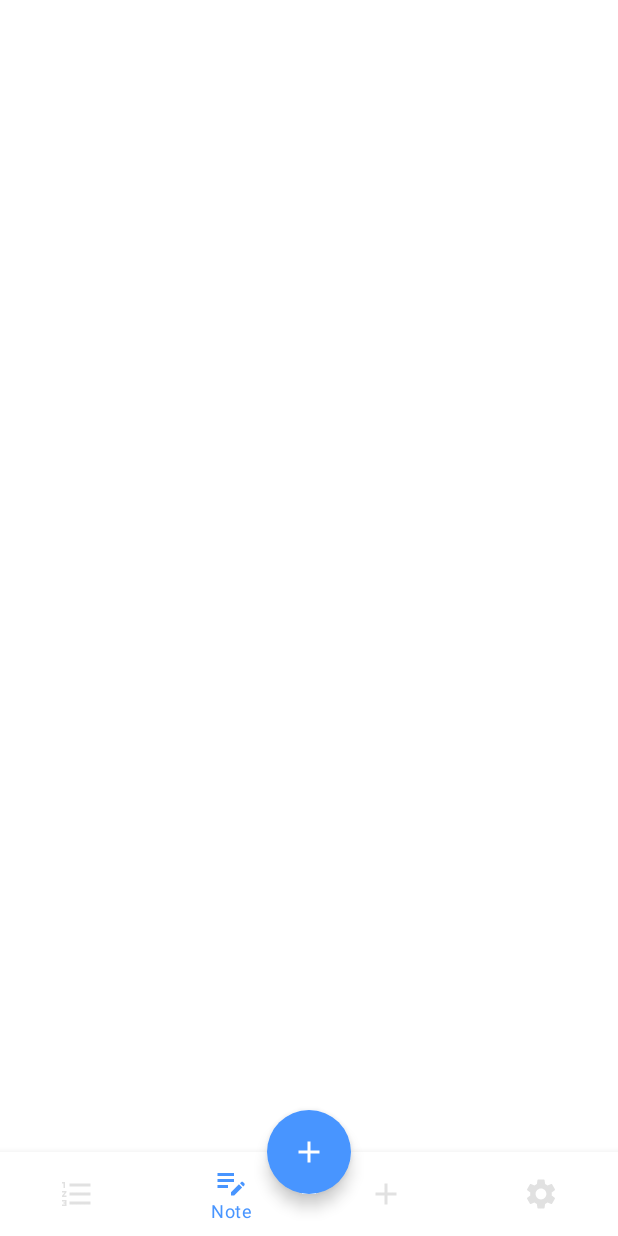
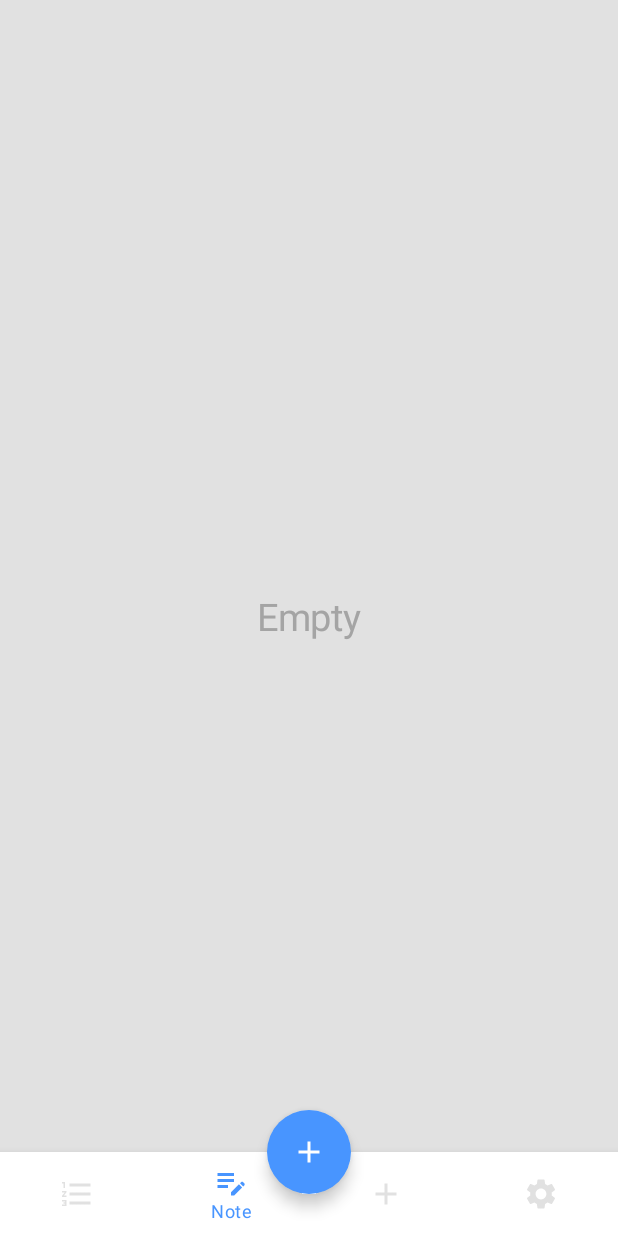
Before and after one commit to ArchikDev/ShoppingListSimple, an Android app built with Jetpack Compose: the NoteListScreen screen opened through its navigation route, on a phone screen of 412 x 824 dp. Run offline under Robolectric (Android 15) with nearby library versions, the phone set to English and light mode, and no system bars; our stand-ins replace Dagger/Hilt's generated code.

Commit message:
add NoteListScreen

```diff
--- a/app/src/main/java/ru/ar4uk/shoppinglistsimple/navigation/MainNavigationGraph.kt
+++ b/app/src/main/java/ru/ar4uk/shoppinglistsimple/navigation/MainNavigationGraph.kt
@@ -22,7 +22,7 @@ fun MainNavigationGraph() {
         composable(Routes.ADD_ITEM + "/{listId}") {
             AddItemScreen()
         }
-        composable(Routes.NOTE_NEW) {
+        composable(Routes.NOTE_NEW + "/{noteId}") {
             NoteNewScreen() {
                 navController.popBackStack()
             }
--- a/app/src/main/java/ru/ar4uk/shoppinglistsimple/navigation/NavigationGraph.kt
+++ b/app/src/main/java/ru/ar4uk/shoppinglistsimple/navigation/NavigationGraph.kt
@@ -22,7 +22,9 @@ fun NavigationGraph(
             }
         }
         composable(Routes.NOTE_LIST) {
-            NoteListScreen()
+            NoteListScreen() { route ->
+                onNavigate(route)
+            }
         }
         composable(Routes.ABOUT) {
             AboutScreen()
--- a/app/src/main/java/ru/ar4uk/shoppinglistsimple/presentation/main_screen/MainScreenViewModel.kt
+++ b/app/src/main/java/ru/ar4uk/shoppinglistsimple/presentation/main_screen/MainScreenViewModel.kt
@@ -74,7 +74,7 @@ class MainScreenViewModel @Inject constructor(
                 if (event.route == Routes.SHOPPING_LIST) {
                     openDialog.value = true
                 } else {
-                    sendUiEvent(UiEvent.NavigateMain(Routes.NOTE_NEW))
+                    sendUiEvent(UiEvent.NavigateMain(Routes.NOTE_NEW + "/-1"))
                 }
 
             }
--- a/app/src/main/java/ru/ar4uk/shoppinglistsimple/presentation/note_list_screen/NoteListScreen.kt
+++ b/app/src/main/java/ru/ar4uk/shoppinglistsimple/presentation/note_list_screen/NoteListScreen.kt
@@ -1,8 +1,67 @@
 package ru.ar4uk.shoppinglistsimple.presentation.shopping_list_screen
 
+import androidx.compose.foundation.background
+import androidx.compose.foundation.layout.PaddingValues
+import androidx.compose.foundation.layout.fillMaxSize
+import androidx.compose.foundation.layout.wrapContentHeight
+import androidx.compose.foundation.lazy.LazyColumn
+import androidx.compose.foundation.lazy.items
 import androidx.compose.runtime.Composable
+import androidx.compose.runtime.LaunchedEffect
+import androidx.compose.runtime.collectAsState
+import androidx.compose.ui.Modifier
+import androidx.compose.ui.text.style.TextAlign
+import androidx.compose.ui.unit.dp
+import androidx.compose.ui.unit.sp
+import androidx.hilt.navigation.compose.hiltViewModel
+import dagger.hilt.android.lifecycle.HiltViewModel
+import ru.ar4uk.shoppinglistsimple.presentation.helpers.UiEvent
+import ru.ar4uk.shoppinglistsimple.presentation.helpers.dialog.MainDialog
+import ru.ar4uk.shoppinglistsimple.presentation.note_list_screen.NoteListViewModel
+import ru.ar4uk.shoppinglistsimple.presentation.note_list_screen.UiNoteItem
+import ru.ar4uk.shoppinglistsimple.ui.theme.EmptyText
+import ru.ar4uk.shoppinglistsimple.ui.theme.GrayLight
 
 @Composable
-fun NoteListScreen() {
+fun NoteListScreen(
+    viewModel: NoteListViewModel = hiltViewModel(),
+    onNavigate: (String) -> Unit
+) {
+    val itemsList = viewModel.noteList.collectAsState(initial = emptyList())
 
+    LaunchedEffect(key1 = true) {
+        viewModel.uiEvent.collect { uiEvent ->
+            when(uiEvent) {
+                is UiEvent.Navigate -> {
+                    onNavigate(uiEvent.route)
+                }
+
+                else -> {}
+            }
+        }
+    }
+
+    LazyColumn(modifier = Modifier
+        .fillMaxSize()
+        .background(GrayLight),
+        contentPadding = PaddingValues(bottom = 100.dp)
+    ) {
+        items(itemsList.value) {item ->
+            UiNoteItem(item) { event ->
+                viewModel.onEvent(event)
+            }
+        }
+    }
+    MainDialog(dialogController = viewModel)
+    if (itemsList.value.isEmpty()) {
+        androidx.compose.material.Text(
+            text = "Empty",
+            fontSize = 25.sp,
+            color = EmptyText,
+            textAlign = TextAlign.Center,
+            modifier = Modifier
+                .fillMaxSize()
+                .wrapContentHeight()
+        )
+    }
 }
```
Also changed, not shown: app/src/main/java/ru/ar4uk/shoppinglistsimple/presentation/note_list_screen/UiNoteItem.kt (+15 -6 lines).
